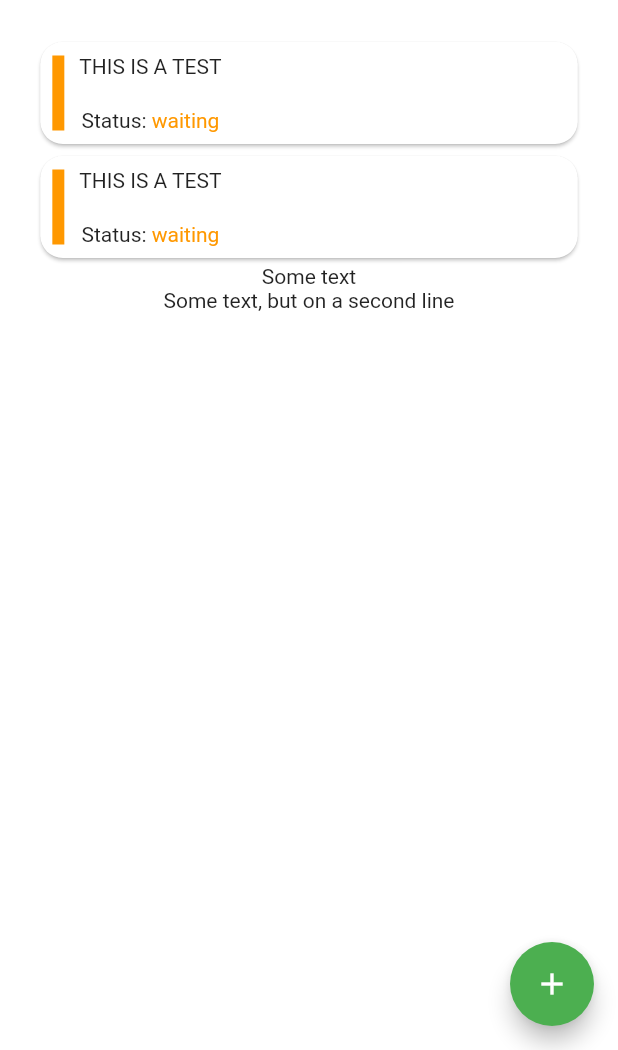
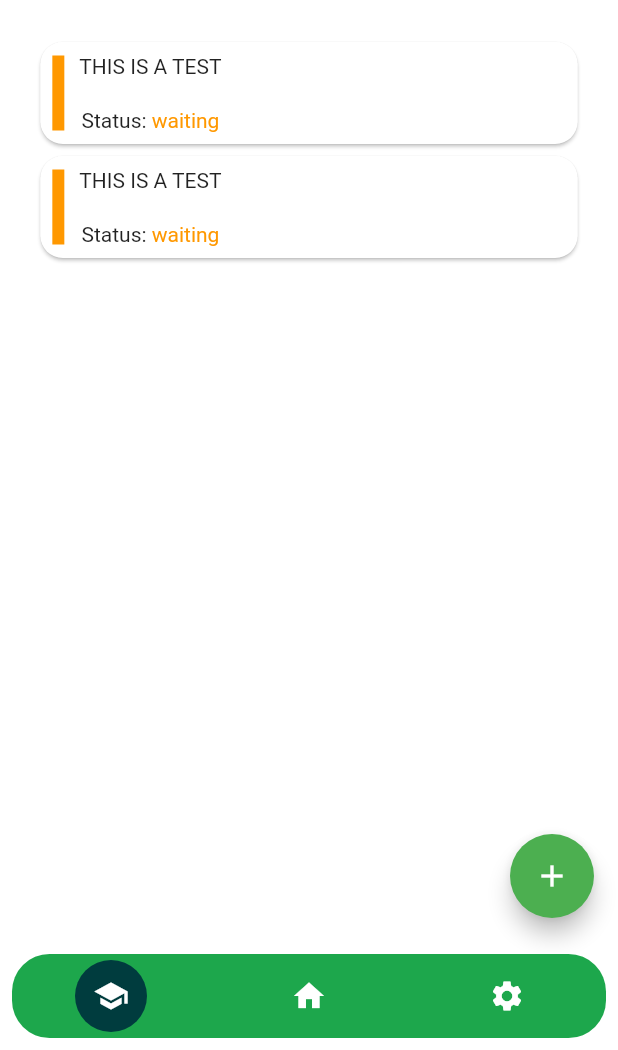
Before and after one commit to MrHup/CrocoSign, a Flutter app: the AgreementScreen screen opened by its route, on a phone screen of 412 x 824 dp, the part 186-1236 px from its top. Run offline on Flutter 3.47's test engine with Material 2 defaults, Android fonts, the phone set to English and light mode, and no system bars; drawn by our look-alikes of flutter_snake_navigationbar; our stand-ins replace im_stepper, lottie, printing; missing offline and left inert: flutter_to_pdf.

Commit message:
Setup basic navigation and edit screen

```diff
--- a/lib/screens/screen_agreements.dart
+++ b/lib/screens/screen_agreements.dart
@@ -1,8 +1,7 @@
-import 'package:crocosign/static/globals.dart';
+import 'package:crocosign/widgets/bottom_nav_bar.dart';
 import 'package:crocosign/widgets/card_agreement.dart';
 import 'package:crocosign/widgets/logo_banner.dart';
 import 'package:flutter/material.dart';
-import 'package:flutter_to_pdf/flutter_to_pdf.dart';
 
 // import 'package:pdf/pdf.dart';
 // import 'package:pdf/widgets.dart' as pw;
@@ -12,21 +11,9 @@ class AgreementScreen extends StatelessWidget {
 
   @override
   Widget build(BuildContext context) {
-    // create instance of ExportDelegate
-    final ExportOptions options = ExportOptions(
-      pageFormatOptions: const PageFormatOptions.a4(),
-      textFieldOptions: TextFieldOptions.uniform(
-        interactive: false,
-      ),
-      checkboxOptions: CheckboxOptions.uniform(
-        interactive: false,
-      ),
-    );
-
-    Globals.exportDelegate = ExportDelegate(options: options);
-
     return Scaffold(
         backgroundColor: Colors.white,
+        bottomNavigationBar: BottomNavBar((index) => print("")),
         body: Column(children: [
           LogoBanner("My Agreements"),
           Container(
@@ -41,16 +28,6 @@ class AgreementScreen extends StatelessWidget {
                       title: "THIS IS A TEST",
                       status: "waiting",
                       date: "22-03-2019"),
-                  ExportFrame(
-                    frameId: 'someFrameId',
-                    exportDelegate: Globals.exportDelegate,
-                    child: const Column(
-                      children: [
-                        Text("Some text"),
-                        Text("Some text, but on a second line"),
-                      ],
-                    ), // the widget you want to export
-                  ),
                 ],
               ),
             ),
@@ -58,7 +35,7 @@ class AgreementScreen extends StatelessWidget {
         ]),
         floatingActionButton: FloatingActionButton(
           onPressed: () {
-            Navigator.pushNamed(context, '/preview'); // /create
+            Navigator.pushNamed(context, '/editable'); // /create
           },
           backgroundColor: Colors.green,
           child: const Icon(Icons.add),
--- a/lib/screens/screen_create.dart
+++ b/lib/screens/screen_create.dart
@@ -1,4 +1,5 @@
 import 'package:crocosign/static/globals.dart';
+import 'package:crocosign/widgets/bottom_nav_bar.dart';
 import 'package:crocosign/widgets/logo_banner.dart';
 import 'package:crocosign/widgets/long_input_field.dart';
 import 'package:crocosign/widgets/short_input_field.dart';
@@ -14,6 +15,7 @@ class CreateScreen extends StatelessWidget {
     TextEditingController signersController = TextEditingController();
     return Scaffold(
       backgroundColor: Colors.white,
+      bottomNavigationBar: BottomNavBar((index) => print("")),
       body: Column(
         children: [
           LogoBanner("Create Agreement"),
@@ -35,14 +37,14 @@ class CreateScreen extends StatelessWidget {
                       const SizedBox(height: 20),
                       ElevatedButton(
                         onPressed: () {},
-                        child: const Text("Generate"),
                         style: ElevatedButton.styleFrom(
-                          primary: Globals.primaryColor,
+                          backgroundColor: Globals.primaryColor,
                           padding: const EdgeInsets.symmetric(
                               horizontal: 50, vertical: 20),
                           textStyle: const TextStyle(
                               fontSize: 30, fontWeight: FontWeight.bold),
                         ),
+                        child: const Text("Generate"),
                       ),
                     ],
                   ),
--- a/lib/static/globals.dart
+++ b/lib/static/globals.dart
@@ -6,5 +6,15 @@ class Globals {
   static Color primaryColor = const Color(0xff1da74c);
   static Color secondaryColor = const Color(0xff003c3e);
 
-  static ExportDelegate exportDelegate = ExportDelegate();
+  static ExportOptions options = ExportOptions(
+    pageFormatOptions: const PageFormatOptions.a4(),
+    textFieldOptions: TextFieldOptions.uniform(
+      interactive: false,
+    ),
+    checkboxOptions: CheckboxOptions.uniform(
+      interactive: false,
+    ),
+  );
+
+  static ExportDelegate exportDelegate = ExportDelegate(options: options);
 }
--- /dev/null
+++ b/lib/widgets/bottom_nav_bar.dart
@@ -0,0 +1,44 @@
+import 'package:crocosign/static/globals.dart';
+import 'package:flutter/material.dart';
+import 'package:flutter_snake_navigationbar/flutter_snake_navigationbar.dart';
+
+class BottomNavBar extends StatefulWidget {
+  const BottomNavBar(this.onTap, {super.key});
+  final void Function(int index) onTap;
+
+  @override
+  State<BottomNavBar> createState() => _BottomNavBarState();
+}
+
+class _BottomNavBarState extends State<BottomNavBar> {
+  int _selectedItemPosition = 0;
+  @override
+  Widget build(BuildContext context) {
+    return SnakeNavigationBar.color(
+      behaviour: SnakeBarBehaviour.floating,
+      snakeShape: SnakeShape.circle,
+      shape: RoundedRectangleBorder(
+        borderRadius: BorderRadius.circular(25),
+      ),
+      padding: const EdgeInsets.all(8),
+
+      ///configuration for SnakeNavigationBar.color
+      snakeViewColor: Globals.secondaryColor,
+      backgroundColor: Globals.primaryColor,
+      selectedItemColor: Colors.white,
+      unselectedItemColor: Colors.white,
+
+      // showUnselectedLabels: true,
+      showSelectedLabels: true,
+
+      currentIndex: _selectedItemPosition,
+      onTap: (index) => setState(() => _selectedItemPosition = index),
+      items: const [
+        BottomNavigationBarItem(icon: Icon(Icons.school), label: 'Pdfs'),
+        BottomNavigationBarItem(icon: Icon(Icons.home), label: 'Home'),
+        BottomNavigationBarItem(icon: Icon(Icons.settings), label: 'Settings'),
+        // BottomNavigationBarItem(icon: Icon(Icons.search), label: 'search')
+      ],
+    );
+  }
+}
--- a/pubspec.yaml
+++ b/pubspec.yaml
@@ -16,6 +16,7 @@ dependencies:
   flutter_to_pdf: ^0.1.1
   lottie: ^2.6.0
   im_stepper: ^1.0.1+1
+  flutter_snake_navigationbar: ^0.6.1
 
 
 dev_dependencies:
```
Also changed, not shown: lib/main.dart (+6 -3 lines), lib/screens/screen_editable.dart (added, +136 -0 lines), lib/screens/screen_pdf_preview.dart (renamed from lib/static/generate_pdf.dart, +10 -28 lines), lib/screens/screen_preview.dart (deleted, +0 -11 lines), pubspec.lock.
